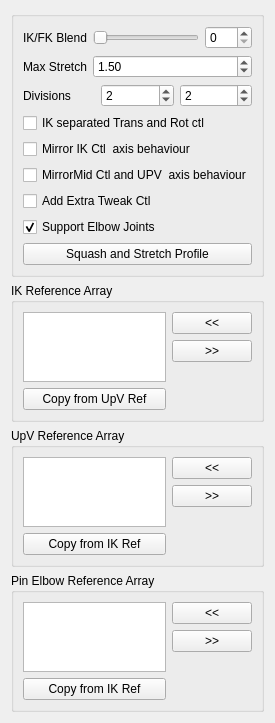
Above: scripts/mgear/shifter_classic_components/arm_2jnt_03/settingsUI.ui from mgear-dev/shifter_classic_components before the change. Below: the same form after it.
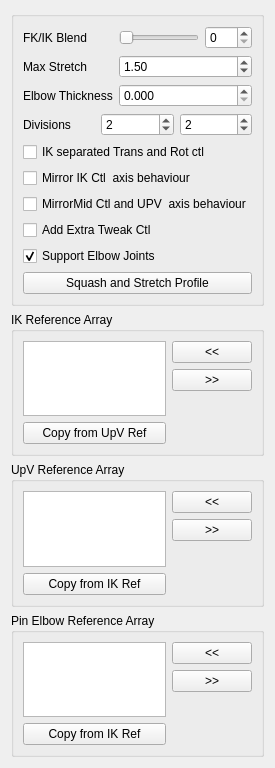
That is the form after the change.

Commit message: Shifter_classic_components: new arm and leg with elbow and knee thickness control Closes #53

Patch:
```diff
--- a/scripts/mgear/shifter_classic_components/arm_2jnt_03/settingsUI.ui
+++ b/scripts/mgear/shifter_classic_components/arm_2jnt_03/settingsUI.ui
@@ -7,7 +7,7 @@
     <x>0</x>
     <y>0</y>
     <width>268</width>
-    <height>699</height>
+    <height>768</height>
    </rect>
   </property>
   <property name="windowTitle">
@@ -30,7 +30,7 @@
           <item row="0" column="0">
            <widget class="QLabel" name="ikfk_label">
             <property name="text">
-             <string>IK/FK Blend</string>
+             <string>FK/IK Blend</string>
             </property>
            </widget>
           </item>
@@ -90,6 +90,44 @@
             </property>
            </widget>
           </item>
+          <item row="2" column="0">
+           <widget class="QLabel" name="maxStretch_label_2">
+            <property name="sizePolicy">
+             <sizepolicy hsizetype="MinimumExpanding" vsizetype="MinimumExpanding">
+              <horstretch>0</horstretch>
+              <verstretch>0</verstretch>
+             </sizepolicy>
+            </property>
+            <property name="text">
+             <string>Elbow Thickness</string>
+            </property>
+           </widget>
+          </item>
+          <item row="2" column="1">
+           <widget class="QDoubleSpinBox" name="elbowThickness_spinBox">
+            <property name="sizePolicy">
+             <sizepolicy hsizetype="MinimumExpanding" vsizetype="Fixed">
+              <horstretch>0</horstretch>
+              <verstretch>0</verstretch>
+             </sizepolicy>
+            </property>
+            <property name="decimals">
+             <number>3</number>
+            </property>
+            <property name="minimum">
+             <double>0.000000000000000</double>
+            </property>
+            <property name="maximum">
+             <double>1.000000000000000</double>
+            </property>
+            <property name="singleStep">
+             <double>0.100000000000000</double>
+            </property>
+            <property name="value">
+             <double>0.000000000000000</double>
+            </property>
+           </widget>
+          </item>
          </layout>
         </item>
         <item>
```
The commit also changes 5 other files.
